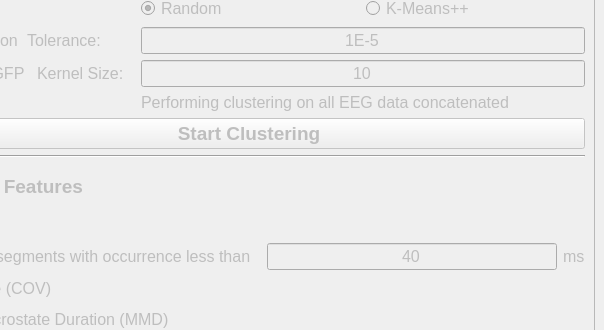
Before: the Qt Designer form src/main/resources/base/MainMicrostateWindow.ui in eeg-comet/eeg-comet, drawn with Qt 5; both pictures show x 462 to 1066 and y 248 to 578 of the 1066 by 838 pixel window.
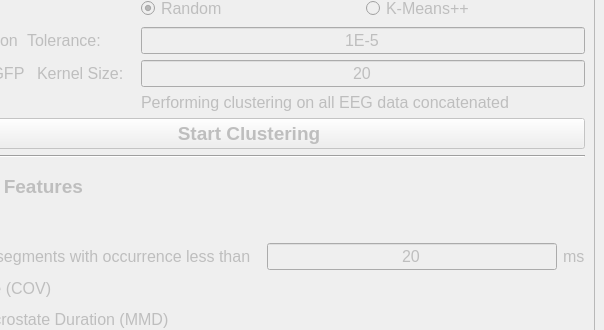
After: the same form once the commit is applied.

Diff of the .ui file:
```diff
--- a/src/main/resources/base/MainMicrostateWindow.ui
+++ b/src/main/resources/base/MainMicrostateWindow.ui
@@ -763,7 +763,7 @@
                 <set>Qt::ImhDigitsOnly</set>
                </property>
                <property name="text">
-                <string>10</string>
+                <string>20</string>
                </property>
                <property name="maxLength">
                 <number>4</number>
@@ -1152,7 +1152,7 @@
                 </font>
                </property>
                <property name="text">
-                <string>40</string>
+                <string>20</string>
                </property>
                <property name="maxLength">
                 <number>3</number>
```
